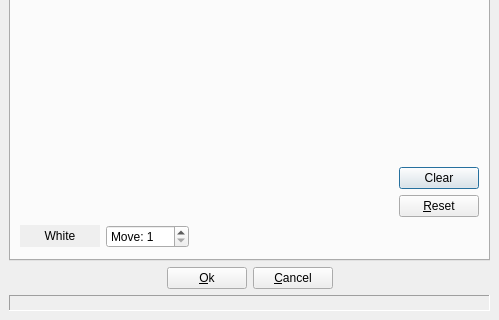
First picture: the form in src/gui/boardsetup.ui, repository madnight/chessx, before the edit; both pictures show x 0 to 499 and y 160 to 480 of the 499 by 480 pixel window.
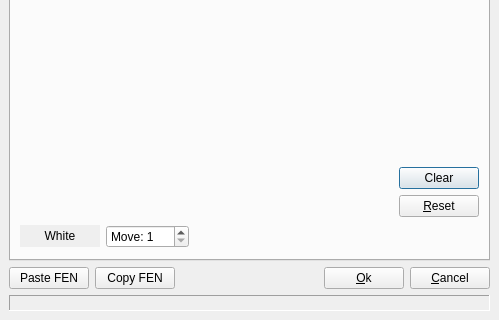
Second picture: the form after the edit. Custom widgets are drawn as their Qt base class.

Commit message: Restore Copy/Paste FEN buttons in Setup Position dialog, and restore old right click behavior (places a piece of opposite color).

```diff
--- a/src/gui/boardsetup.ui
+++ b/src/gui/boardsetup.ui
@@ -342,6 +342,20 @@
      <property name="spacing" >
       <number>6</number>
      </property>
+     <item>
+      <widget class="QPushButton" name="pasteButton" >
+       <property name="text" >
+        <string>Paste FEN</string>
+       </property>
+      </widget>
+     </item>
+     <item>
+      <widget class="QPushButton" name="copyButton" >
+       <property name="text" >
+        <string>Copy FEN</string>
+       </property>
+      </widget>
+     </item>
      <item>
       <spacer>
        <property name="orientation" >
@@ -372,22 +386,6 @@
        </property>
       </widget>
      </item>
-     <item>
-      <spacer>
-       <property name="orientation" >
-        <enum>Qt::Horizontal</enum>
-       </property>
-       <property name="sizeType" >
-        <enum>QSizePolicy::Expanding</enum>
-       </property>
-       <property name="sizeHint" >
-        <size>
-         <width>40</width>
-         <height>20</height>
-        </size>
-       </property>
-      </spacer>
-     </item>
     </layout>
    </item>
    <item row="2" column="0" >
```
Left out of the diff: 26 changed lines with no effect on the pictures. The commit also changes 1 other file.
